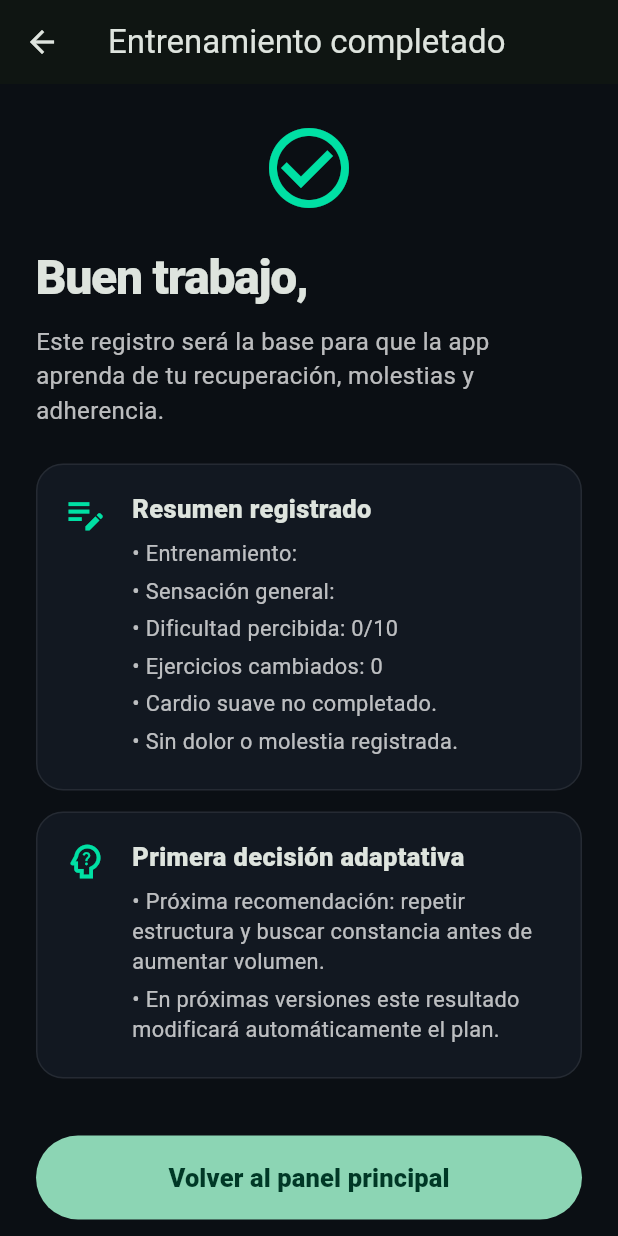
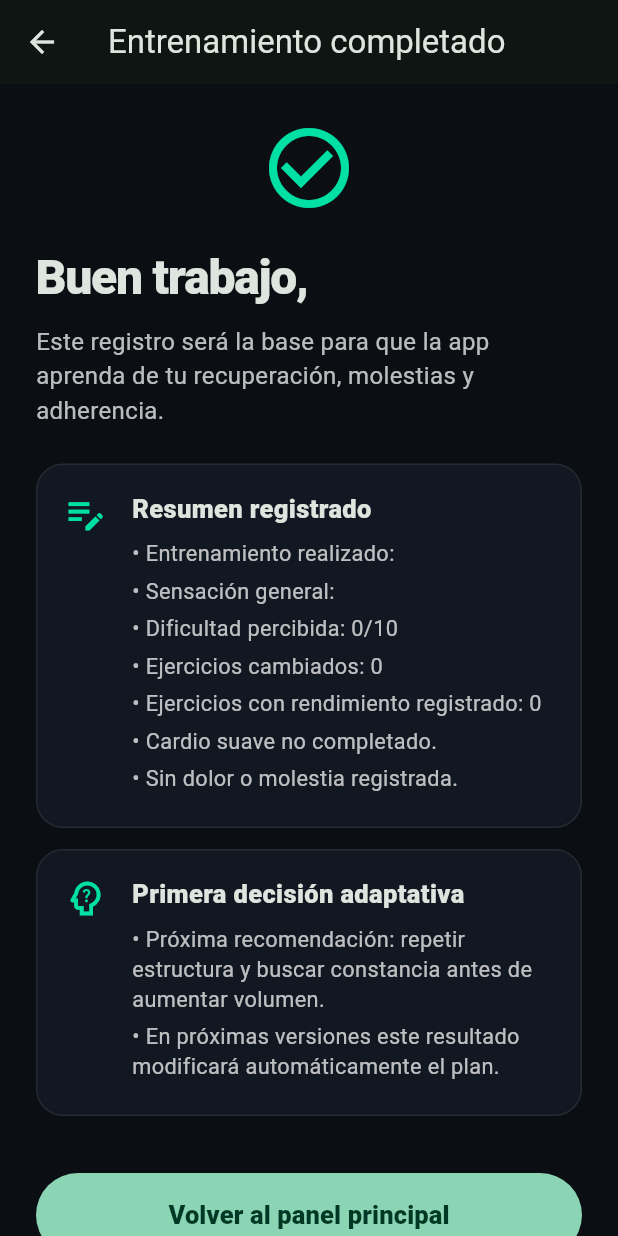
Before and after one commit to carlitoxmahone/proyecto_fisico_definitivo, a Flutter app: the WorkoutCompletedScreen screen opened directly with empty values, on a phone screen of 412 x 824 dp. Run offline on Flutter 3.47's test engine with Material 3 defaults, Android fonts, the phone set to English and light mode, and no system bars.

Commit message:
v0.2.3 registro de pesos y repeticiones

```diff
--- /dev/null
+++ b/lib/models/exercise_performance_log.dart
@@ -0,0 +1,13 @@
+import 'exercise_set_log.dart';
+
+class ExercisePerformanceLog {
+  const ExercisePerformanceLog({
+    required this.exerciseName,
+    required this.sets,
+  });
+
+  final String exerciseName;
+  final List<ExerciseSetLog> sets;
+
+  bool get hasData => sets.any((set) => set.hasData);
+}
--- a/lib/models/workout_log_data.dart
+++ b/lib/models/workout_log_data.dart
@@ -1,4 +1,6 @@
 
+
+import 'exercise_performance_log.dart';
 
 class WorkoutLogData {
   const WorkoutLogData({
@@ -10,6 +12,7 @@ class WorkoutLogData {
     required this.freeNote,
     required this.workoutName,
     required this.replacedExercisesCount,
+    required this.performanceLogs,
   });
 
   final String feeling;
@@ -20,4 +23,9 @@ class WorkoutLogData {
   final String freeNote;
   final String workoutName;
   final int replacedExercisesCount;
+  final List<ExercisePerformanceLog> performanceLogs;
+
+  int get registeredPerformanceCount {
+    return performanceLogs.where((log) => log.hasData).length;
+  }
 }
--- a/lib/screens/welcome_screen.dart
+++ b/lib/screens/welcome_screen.dart
@@ -69,7 +69,7 @@ class WelcomeScreen extends StatelessWidget {
                   ),
                   const SizedBox(height: 18),
                   Text(
-                    'MVP v0.2.2 — Reestructuración del proyecto · Sustitución de ejercicios',
+                    'MVP v0.2.3 — Registro de pesos y repeticiones · Sustitución de ejercicios',
                     textAlign: TextAlign.center,
                     style: TextStyle(
                       fontSize: 13,
--- a/lib/screens/workout_completed_screen.dart
+++ b/lib/screens/workout_completed_screen.dart
@@ -76,10 +76,11 @@ class WorkoutCompletedScreen extends StatelessWidget {
                   icon: Icons.edit_note_outlined,
                   title: 'Resumen registrado',
                   lines: [
-                    'Entrenamiento: ${log.workoutName}',
+                    'Entrenamiento realizado: ${log.workoutName}',
                     'Sensación general: ${log.feeling}',
                     'Dificultad percibida: ${log.difficulty}/10',
                     'Ejercicios cambiados: ${log.replacedExercisesCount}',
+                    'Ejercicios con rendimiento registrado: ${log.registeredPerformanceCount}',
                     log.cardioCompleted
                         ? 'Cardio suave completado.'
                         : 'Cardio suave no completado.',
```
Also changed, not shown: lib/models/exercise_set_log.dart (added, +11 -0 lines), lib/screens/workout_today_screen.dart (+55 -0 lines), lib/widgets/exercise_card.dart (+47 -0 lines).
